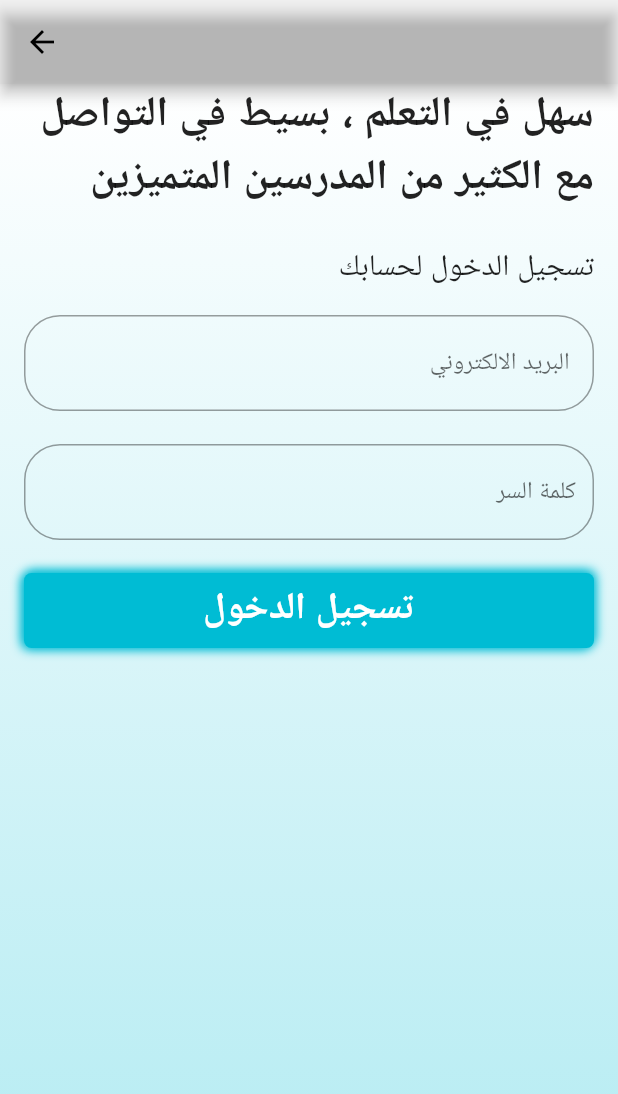
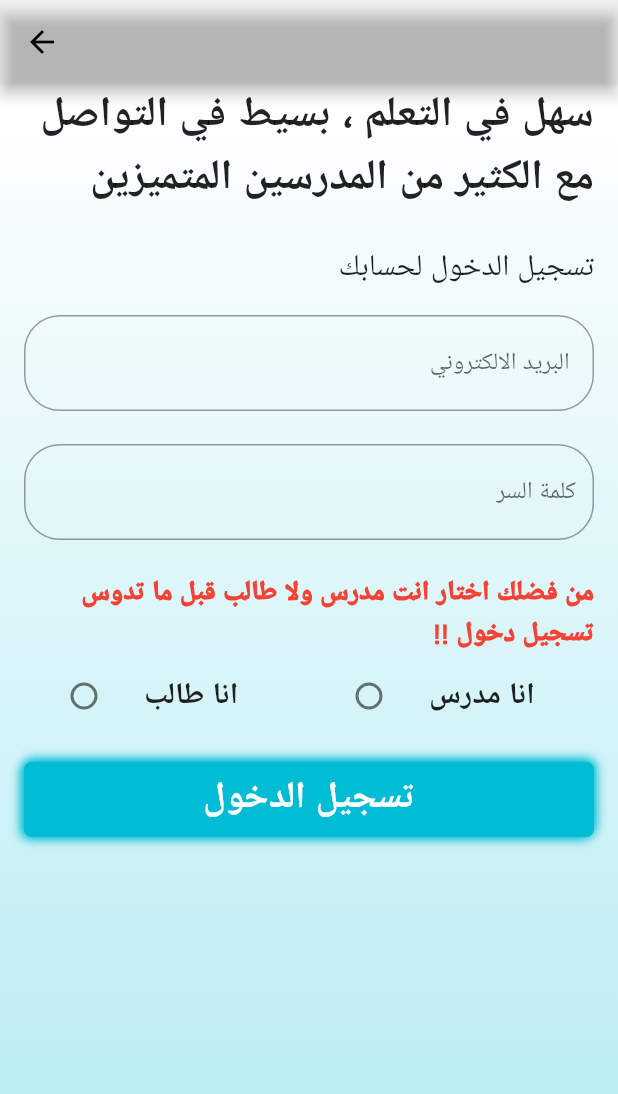
Before and after one commit to karimomar25/education_app, a Flutter app: the screen it shows after launch, after a tap on "اضغط هنا", on a phone screen of 412 x 824 dp. Shown: the top 1094 px of the screen. Run offline on Flutter 3.47's test engine with Material 2 defaults, Android fonts, the phone set to English and light mode, and no system bars; our stand-ins replace animated_text_kit, appwrite, bloc, flutter_bloc, fluttertoast.

Commit message:
changes on auth

```diff
--- a/lib/main.dart
+++ b/lib/main.dart
@@ -2,8 +2,9 @@ import 'package:education_app/cubits/auth_cubit/auth_cubit.dart';
 import 'package:education_app/screens/auth/login_screen.dart';
 import 'package:education_app/screens/auth/signup_student_screen.dart';
 import 'package:education_app/screens/auth/signup_teacher_screen.dart';
-import 'package:education_app/screens/home_screen.dart';
+import 'package:education_app/screens/student_screen.dart';
 import 'package:education_app/screens/start_screen.dart';
+import 'package:education_app/screens/teacher_screen.dart';
 import 'package:education_app/widgets/simple_bloc_observer.dart';
 import 'package:flutter/material.dart';
 import 'package:flutter_bloc/flutter_bloc.dart';
@@ -41,7 +42,8 @@ class MyApp extends StatelessWidget {
           "loginscreen": (context) => const LoginScreen(),
           "signupteacher": (context) => const SignUpTeacherScreen(),
           "signupstudent": (context) => const SignUpStudentScreen(),
-          "homescreen": (context) => const HomeScreen(),
+          "studentscreen": (context) => const StudentScreen(),
+          "teacherscreen": (context) => const TeacherScreen(),
         },
       ),
     );
--- a/lib/screens/auth/login_screen.dart
+++ b/lib/screens/auth/login_screen.dart
@@ -23,7 +23,8 @@ class _LoginScreenState extends State<LoginScreen> {
   AutovalidateMode autovalidateMode = AutovalidateMode.disabled;
   dynamic email, password;
   bool isLoading = false;
-
+  bool? isTeacher;
+  String? selectedOption;
   @override
   Widget build(BuildContext context) {
     return BlocListener<AuthCubit, AuthState>(
@@ -33,9 +34,13 @@ class _LoginScreenState extends State<LoginScreen> {
           setState(() {});
         } else if (state is AuthSuccess) {
           isLoading = false;
-          Navigator.pushReplacementNamed(context, "homescreen");
+          setState(() {});
 
-          setState(() {});
+          if (isTeacher == true) {
+            Navigator.pushReplacementNamed(context, "teacherscreen");
+          } else if (isTeacher == false) {
+            Navigator.pushReplacementNamed(context, "studentscreen");
+          }
         } else {
           isLoading = false;
           setState(() {});
@@ -96,6 +101,59 @@ class _LoginScreenState extends State<LoginScreen> {
                   const SizedBox(
                     height: 16,
                   ),
+                  Text(
+                    textDirection: TextDirection.rtl,
+                    "من فضلك اختار انت مدرس ولا طالب قبل ما تدوس تسجيل دخول !!",
+                    style: TextStyle(
+                        color: Colors.red,
+                        fontSize: 18,
+                        fontWeight: FontWeight.w900),
+                  ),
+                  Row(
+                    children: [
+                      Flexible(
+                        child: ListTile(
+                          title: Text(
+                            "انا طالب",
+                            style: TextStyle(
+                                fontSize: 20, fontWeight: FontWeight.bold),
+                          ),
+                          leading: Radio(
+                              activeColor: Colors.cyan,
+                              value: "انا طالب",
+                              groupValue: selectedOption,
+                              onChanged: (value) {
+                                setState(() {
+                                  selectedOption = value;
+                                  isTeacher = false;
+                                });
+                              }),
+                        ),
+                      ),
+                      Flexible(
+                        child: ListTile(
+                          title: Text(
+                            "انا مدرس",
+                            style: TextStyle(
+                                fontSize: 20, fontWeight: FontWeight.bold),
+                          ),
+                          leading: Radio(
+                              activeColor: Colors.cyan,
+                              value: "انا مدرس",
+                              groupValue: selectedOption,
+                              onChanged: (value) {
+                                setState(() {
+                                  selectedOption = value;
+                                  isTeacher = true;
+                                });
+                              }),
+                        ),
+                      ),
+                    ],
+                  ),
+                  const SizedBox(
+                    height: 16,
+                  ),
                   Button(
                     isLoading: isLoading,
                     onTap: () async {
--- a/lib/screens/auth/signup_student_screen.dart
+++ b/lib/screens/auth/signup_student_screen.dart
@@ -31,7 +31,7 @@ class _SignUpStudentScreenState extends State<SignUpStudentScreen> {
         } else if (state is AuthSuccess) {
           isLoading = false;
           setState(() {});
-          Navigator.pushReplacementNamed(context, "homescreen");
+          Navigator.pushReplacementNamed(context, "studentscreen");
         } else {
           isLoading = false;
           setState(() {});
--- a/lib/screens/auth/signup_teacher_screen.dart
+++ b/lib/screens/auth/signup_teacher_screen.dart
@@ -31,7 +31,7 @@ class _SignUpTeacherScreenState extends State<SignUpTeacherScreen> {
         } else if (state is AuthSuccess) {
           isLoading = false;
           setState(() {});
-          Navigator.pushReplacementNamed(context, "homescreen");
+          Navigator.pushReplacementNamed(context, "teacherscreen");
         } else {
           isLoading = false;
           setState(() {});
--- a/lib/screens/home_screen.dart
+++ b/lib/screens/student_screen.dart
@@ -1,8 +1,8 @@
 import 'package:education_app/widgets/custom_container.dart';
 import 'package:flutter/material.dart';
 
-class HomeScreen extends StatelessWidget {
-  const HomeScreen({super.key});
+class StudentScreen extends StatelessWidget {
+  const StudentScreen({super.key});
 
   @override
   Widget build(BuildContext context) {
```
Also changed, not shown: lib/screens/teacher_screen.dart (added, +10 -0 lines), lib/widgets/custom_container.dart (+7 -2 lines), lib/screens/high_level/one_high.dart (added), lib/screens/high_level/three_high.dart (added), lib/screens/high_level/tow_high.dart (added), lib/screens/mid_level/one_mid.dart (added), lib/screens/mid_level/three_mid.dart (added), lib/screens/mid_level/tow_mid.dart (added).
